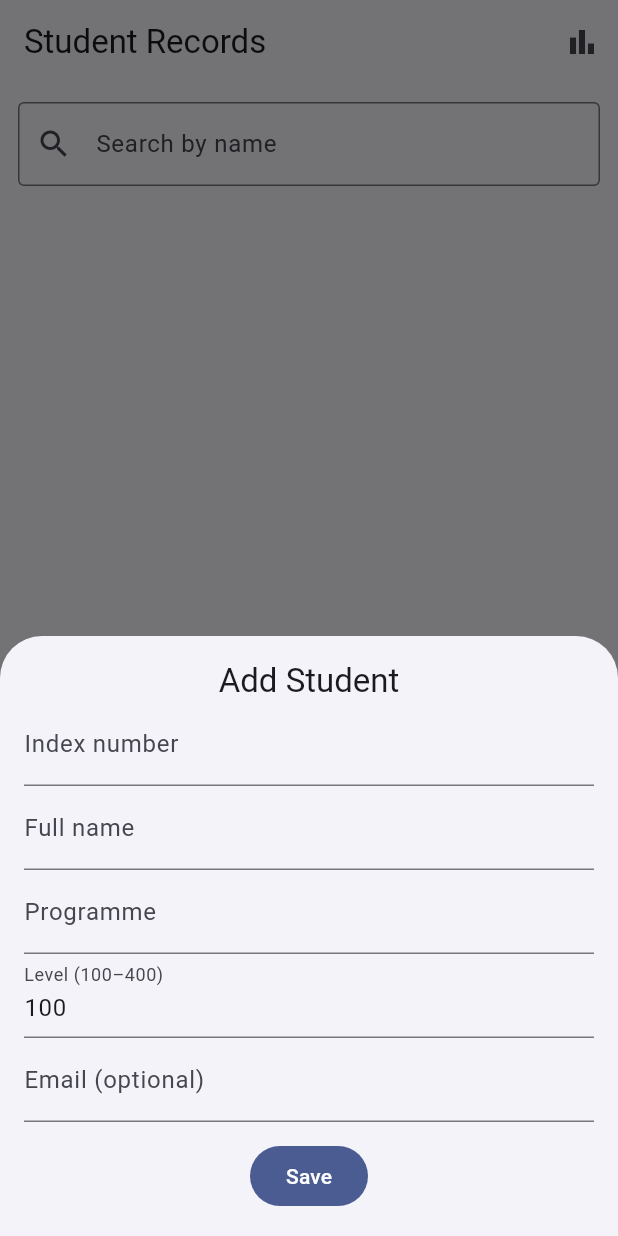
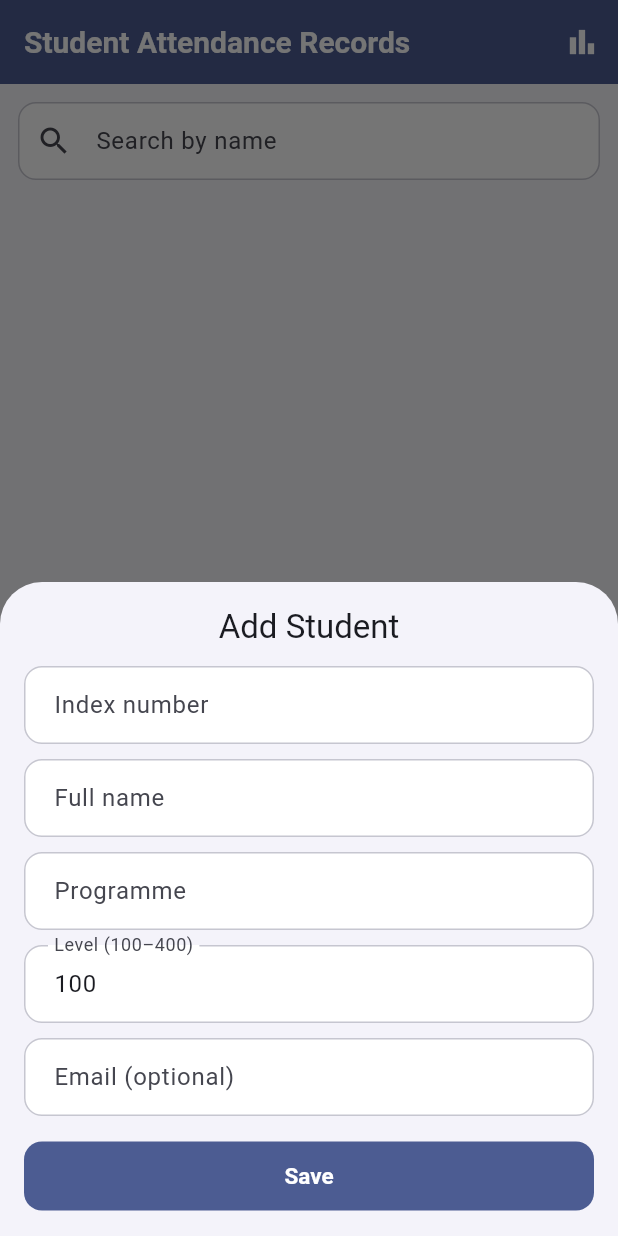
Before and after one commit to quthedeveloper/ence216-practical-b-1700841144, a Flutter app: the screen it shows after launch, after a tap on the "add" icon, on a phone screen of 412 x 824 dp. Run offline on Flutter 3.47's test engine with Material 3 defaults, Android fonts, the light colour scheme and no system bars; our stand-ins replace sqflite; accounts and stored records are empty.

Commit message:
final appending

```diff
--- a/lib/main.dart
+++ b/lib/main.dart
@@ -8,13 +8,93 @@ class RecordsApp extends StatelessWidget {
   const RecordsApp({super.key});
 
   @override
-  Widget build(BuildContext context) => MaterialApp(
+  Widget build(BuildContext context) {
+    final colorScheme = ColorScheme.fromSeed(
+      seedColor: const Color(0xFF3A5FCD),
+      brightness: Brightness.light,
+    );
+
+    return MaterialApp(
       debugShowCheckedModeBanner: false,
-        title: 'Student Records',
+      title: 'Student Attendance Records',
       theme: ThemeData(
-            colorSchemeSeed: const Color(0xFF002060), useMaterial3: true),
+        useMaterial3: true,
+        colorScheme: colorScheme,
+        scaffoldBackgroundColor: const Color(0xFFF6F7FB),
+        appBarTheme: AppBarTheme(
+          backgroundColor: colorScheme.primary,
+          foregroundColor: Colors.white,
+          elevation: 0,
+          centerTitle: false,
+          titleTextStyle: const TextStyle(
+            fontSize: 20,
+            fontWeight: FontWeight.w600,
+            color: Colors.white,
+          ),
+        ),
+        floatingActionButtonTheme: FloatingActionButtonThemeData(
+          backgroundColor: colorScheme.secondary,
+          foregroundColor: Colors.white,
+          elevation: 3,
+        ),
+        inputDecorationTheme: InputDecorationTheme(
+          filled: true,
+          fillColor: Colors.white,
+          border: OutlineInputBorder(
+            borderRadius: BorderRadius.circular(12),
+            borderSide: BorderSide.none,
+          ),
+          enabledBorder: OutlineInputBorder(
+            borderRadius: BorderRadius.circular(12),
+            borderSide: BorderSide(color: colorScheme.outlineVariant),
+          ),
+          focusedBorder: OutlineInputBorder(
+            borderRadius: BorderRadius.circular(12),
+            borderSide: BorderSide(color: colorScheme.primary, width: 2),
+          ),
+          contentPadding:
+              const EdgeInsets.symmetric(horizontal: 16, vertical: 14),
+        ),
+        listTileTheme: ListTileThemeData(
+          shape: RoundedRectangleBorder(
+            borderRadius: BorderRadius.circular(14),
+          ),
+          tileColor: Colors.white,
+        ),
+        filledButtonTheme: FilledButtonThemeData(
+          style: FilledButton.styleFrom(
+            backgroundColor: colorScheme.primary,
+            foregroundColor: Colors.white,
+            padding: const EdgeInsets.symmetric(vertical: 14),
+            shape: RoundedRectangleBorder(
+              borderRadius: BorderRadius.circular(12),
+            ),
+            textStyle:
+                const TextStyle(fontWeight: FontWeight.w600, fontSize: 15),
+          ),
+        ),
+        textButtonTheme: TextButtonThemeData(
+          style: TextButton.styleFrom(
+            foregroundColor: colorScheme.primary,
+          ),
+        ),
+        cardTheme: CardThemeData(
+          color: Colors.white,
+          elevation: 1,
+          shape: RoundedRectangleBorder(
+            borderRadius: BorderRadius.circular(14),
+          ),
+        ),
+        dialogTheme: DialogThemeData(
+          backgroundColor: Colors.white,
+          shape: RoundedRectangleBorder(
+            borderRadius: BorderRadius.circular(16),
+          ),
+        ),
+      ),
       home: const StudentListPage(),
     );
+  }
 }
 
 class StudentListPage extends StatefulWidget {
@@ -94,7 +174,7 @@ class _StudentListPageState extends State<StudentListPage> {
   Widget build(BuildContext context) {
     return Scaffold(
       appBar: AppBar(
-        title: const Text('Student Records'),
+        title: const Text('Student Attendance Records'),
         actions: [
           IconButton(
             icon: const Icon(Icons.bar_chart),
@@ -111,7 +191,6 @@ class _StudentListPageState extends State<StudentListPage> {
               decoration: const InputDecoration(
                 labelText: 'Search by name',
                 prefixIcon: Icon(Icons.search),
-                border: OutlineInputBorder(),
               ),
               onChanged: (value) {
                 _searchTerm = value;
@@ -154,14 +233,32 @@ class _StudentListPageState extends State<StudentListPage> {
                             itemCount: _students.length,
                             itemBuilder: (context, i) {
                               final s = _students[i];
-                          return ListTile(
-                            leading:
-                                CircleAvatar(child: Text('${s.level ~/ 100}')),
-                            title: Text(s.fullName),
+                              final scheme = Theme.of(context).colorScheme;
+                              return Card(
+                                margin: const EdgeInsets.symmetric(
+                                    horizontal: 12, vertical: 6),
+                                child: ListTile(
+                                  contentPadding: const EdgeInsets.symmetric(
+                                      horizontal: 16, vertical: 8),
+                                  leading: CircleAvatar(
+                                    backgroundColor: scheme.primaryContainer,
+                                    foregroundColor: scheme.onPrimaryContainer,
+                                    child: Text(
+                                      '${s.level ~/ 100}',
+                                      style: const TextStyle(
+                                          fontWeight: FontWeight.bold),
+                                    ),
+                                  ),
+                                  title: Text(
+                                    s.fullName,
+                                    style: const TextStyle(
+                                        fontWeight: FontWeight.w600),
+                                  ),
                                   subtitle: Text('${s.indexNo} · ${s.programme}'
                                       '${s.email != null && s.email!.isNotEmpty ? " · ${s.email}" : ""}'),
                                   onTap: () => _openForm(existing: s),
                                   onLongPress: () => _confirmDelete(s),
+                                ),
                               );
                             },
                           ),
@@ -197,27 +294,34 @@ class _StudentListPageState extends State<StudentListPage> {
           children: [
             Text(existing == null ? 'Add Student' : 'Edit Student',
                 style: Theme.of(ctx).textTheme.titleLarge),
+            const SizedBox(height: 12),
             TextField(
                 controller: indexCtrl,
                 decoration: const InputDecoration(labelText: 'Index number')),
+            const SizedBox(height: 10),
             TextField(
                 controller: nameCtrl,
                 decoration: const InputDecoration(labelText: 'Full name')),
+            const SizedBox(height: 10),
             TextField(
                 controller: progCtrl,
                 decoration: const InputDecoration(labelText: 'Programme')),
+            const SizedBox(height: 10),
             TextField(
                 controller: levelCtrl,
                 keyboardType: TextInputType.number,
                 decoration:
                     const InputDecoration(labelText: 'Level (100–400)')),
+            const SizedBox(height: 10),
             TextField(
                 controller: emailCtrl,
                 keyboardType: TextInputType.emailAddress,
                 decoration:
                     const InputDecoration(labelText: 'Email (optional)')),
-            const SizedBox(height: 12),
-            FilledButton(
+            const SizedBox(height: 16),
+            SizedBox(
+              width: double.infinity,
+              child: FilledButton(
                 onPressed: () async {
                   final student = Student(
                     id: existing?.id,
@@ -238,11 +342,12 @@ class _StudentListPageState extends State<StudentListPage> {
                 },
                 child: Text(existing == null ? 'Save' : 'Update'),
               ),
+            ),
           ],
         ),
       ),
     );
-    _refresh(); // re-query the DB, then setState()
+    _refresh();
   }
 
   Future<void> _confirmDelete(Student s) async {
```
Also changed, not shown: 2 other files. Lines whose indentation alone changed are shown as unchanged.
